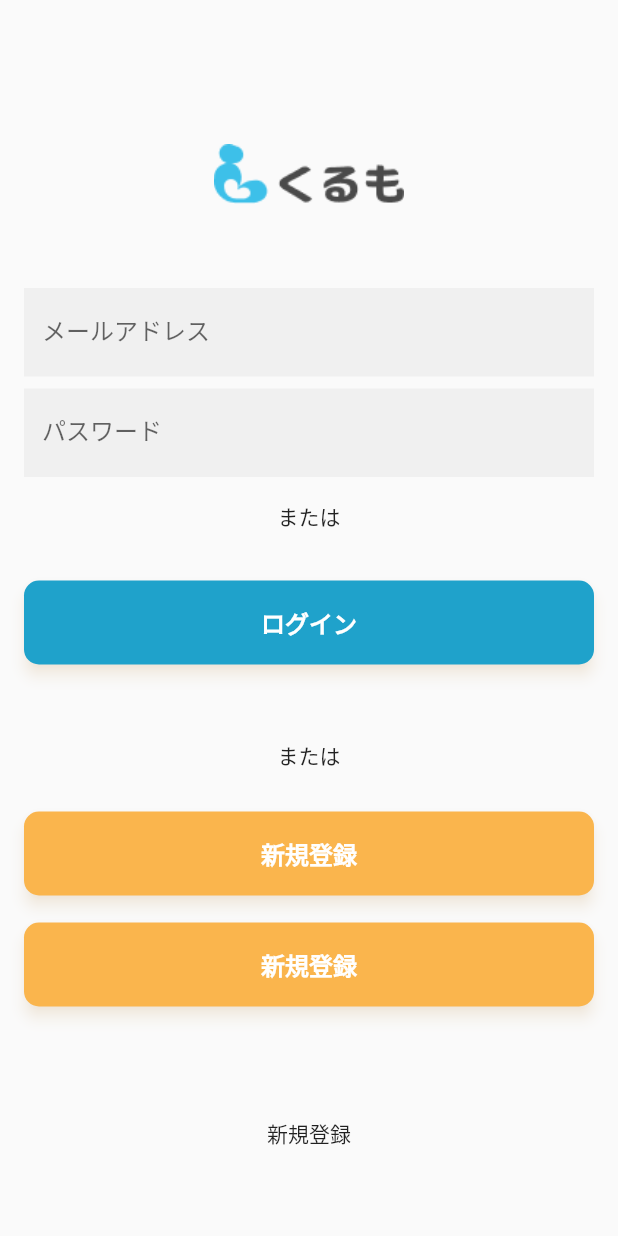
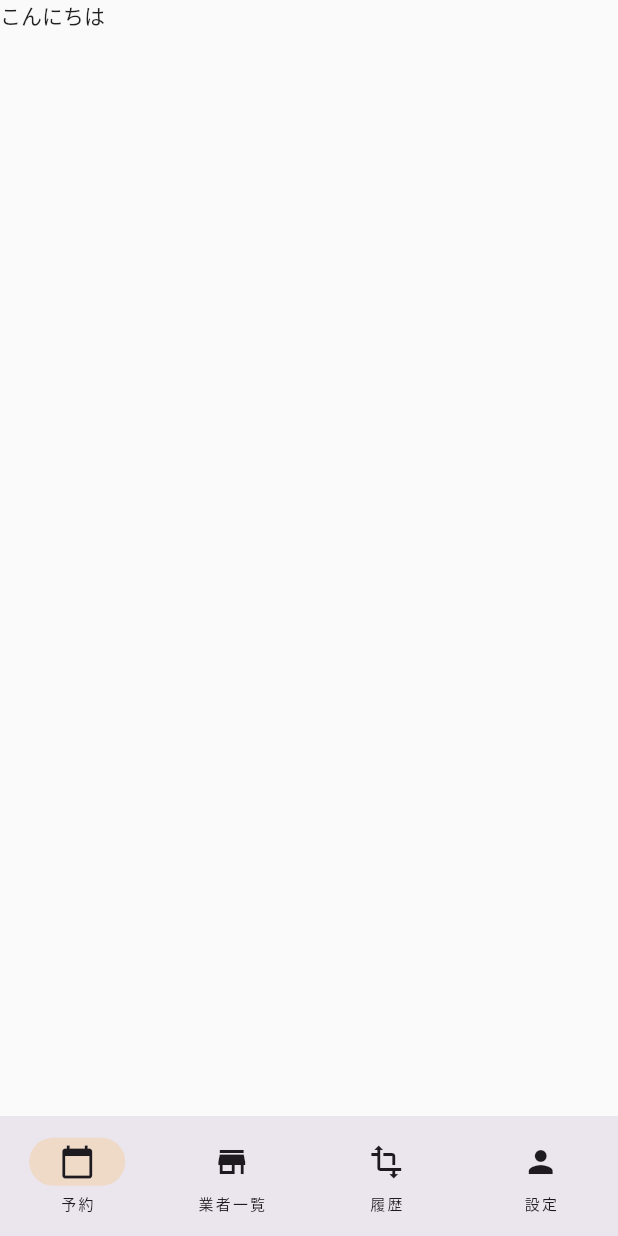
Before and after one commit to yuuya-1205/kurumo, a Flutter app: the screen it shows after launch, on a phone screen of 412 x 824 dp. Run offline on Flutter 3.47's test engine with Material 3 defaults, Android fonts, the phone set to English and light mode, and no system bars; our stand-ins replace cloud_firestore, firebase_auth, firebase_core, flutter_hooks, freezed_annotation, go_router and 2 more; accounts and stored records are empty.

Commit message:
feat: ページ作成

```diff
--- a/lib/config/router_provider.dart
+++ b/lib/config/router_provider.dart
@@ -1,18 +1,105 @@
+import 'dart:developer';
+
+import 'package:firebase_auth/firebase_auth.dart';
 import 'package:flutter/material.dart';
 import 'package:go_router/go_router.dart';
+import 'package:kurumo/feature/auth/provider/auth_provider.dart';
 import 'package:kurumo/feature/auth/widget/login_page.dart';
 import 'package:kurumo/feature/auth/widget/selected_page.dart';
 import 'package:kurumo/feature/auth/widget/send_email_page.dart';
 import 'package:kurumo/feature/auth/widget/user_register_page.dart';
 import 'package:kurumo/feature/auth/widget/vender_register_page.dart';
+import 'package:kurumo/feature/history/view/histry_page.dart';
+import 'package:kurumo/feature/reservation/view/reservation_page.dart';
+import 'package:kurumo/feature/set_up/view/set_up_page.dart';
+import 'package:kurumo/feature/top_page.dart';
+import 'package:kurumo/feature/vender/view/vender_list_page.dart';
+import 'package:kurumo/home_page.dart';
 import 'package:riverpod/riverpod.dart';
 
+///最初のページってこと？
+///ここにリダイレクト処理をかく
+/// uidがあったらTopPageに遷移する。
+///入ってくるpathがわかる
+///stateにpath情報が含まれている。
+///
+///ログイン状態に
+///行かせたいものに
+///ログイン済みか判定してreturn /login_pageみたいなイメージ
+///ログインに行く場合はログインに行かせる。
+///何もしたいのはreturn nullで表現する。
+
+///やること
+///ログインしているかどうかみる。
+///Firebaseでログイン状態かどうかわかるための方法は？
+///これを監視する。
+///
+final rootNavigatorKey = GlobalKey<NavigatorState>();
+final homeNavigatorKey = GlobalKey<NavigatorState>(debugLabel: 'home');
+final likeNavigatorKey = GlobalKey<NavigatorState>(debugLabel: 'like');
+final cartNavigatorKey = GlobalKey<NavigatorState>(debugLabel: 'cart');
+final profileNavigatorKey = GlobalKey<NavigatorState>(debugLabel: 'profile');
 final goRouterProvider = Provider(
   (ref) {
     return GoRouter(
-      ///最初のページってこと？
-
+      initialLocation: '/reservation_page',
+      navigatorKey: rootNavigatorKey,
       routes: [
+        StatefulShellRoute.indexedStack(
+            parentNavigatorKey: rootNavigatorKey,
+            builder: (context, state, navigationShell) {
+              return TopPage(navigationShell: navigationShell);
+            },
+            branches: [
+              StatefulShellBranch(
+                navigatorKey: homeNavigatorKey,
+                routes: [
+                  GoRoute(
+                    path: '/reservation_page',
+                    pageBuilder: (context, state) => NoTransitionPage(
+                      key: state.pageKey,
+                      child: const ReservationPage(),
+                    ),
+                  ),
+                ],
+              ),
+              // likeブランチ
+              StatefulShellBranch(
+                routes: [
+                  GoRoute(
+                    path: '/vender_list_page',
+                    pageBuilder: (context, state) => NoTransitionPage(
+                      key: state.pageKey,
+                      child: const VenderListPage(),
+                    ),
+                  ),
+                ],
+              ),
+              // cartブランチ
+              StatefulShellBranch(
+                routes: [
+                  GoRoute(
+                    path: '/history_page',
+                    pageBuilder: (context, state) => NoTransitionPage(
+                      key: state.pageKey,
+                      child: const HistoryPage(),
+                    ),
+                  ),
+                ],
+              ),
+              // profileブランチ
+              StatefulShellBranch(
+                routes: [
+                  GoRoute(
+                    path: '/set_up_page',
+                    pageBuilder: (context, state) => NoTransitionPage(
+                      key: state.pageKey,
+                      child: const SetUpPage(),
+                    ),
+                  ),
+                ],
+              ),
+            ]),
         GoRoute(
           path: '/',
           builder: (context, state) {
@@ -43,13 +130,40 @@ final goRouterProvider = Provider(
             return const UserRegisterPage();
           },
         ),
-        GoRoute(
-          path: '/top_page',
-          builder: (context, state) {
-            return const UserRegisterPage();
-          },
-        ),
       ],
+
+      ///やりたいこと
+      ///現在の状態を監視して遷移先を変えたい。
+      ///ログインしていたらtop_pageへ
+      ///
+      ///状態を監視するものを作る。
+      ///FirebaseAuthにuserがあるかnullか？
+      ///userがあったらtop_page
+      ///nullならlogin_page
+      redirect: (context, state) {
+        final user = ref.watch(firebaseAuthProvider);
+        print(user);
+        if (user == null) {
+          state.fullPath == '/';
+        } else {
+          state.fullPath == '/top_page';
+        }
+        print(state.fullPath);
+        log("path: ${state.path}");
+
+        ///現在、どのページにいるか
+        log("matchedLocation: ${state.matchedLocation}");
+        log("uri: ${state.uri}");
+        // FirebaseAuth.instance.authStateChanges().listen((user) {});
+
+        ///聞く。
+        ///streamを聴く。変更があった場合、最新のユーザーが流れていく。
+        ///最新の情報が入ってきたときに
+        print(FirebaseAuth.instance.authStateChanges().listen((user) {
+          print(user?.email ?? '');
+        }));
+        return null;
+      },
     );
   },
 );
--- a/lib/feature/auth/widget/vender_register_page.dart
+++ b/lib/feature/auth/widget/vender_register_page.dart
@@ -69,9 +69,9 @@ class _VenderRegisterPageState extends ConsumerState<VenderRegisterPage> {
             PrimaryButton(
               label: '確認メールを送信',
               onPressed: () {
-                FirebaseAuth.instance.createUserWithEmailAndPassword(
-                    email: emailController.text,
-                    password: passwordController.text);
+                // FirebaseAuth.instance.createUserWithEmailAndPassword(
+                //     email: emailController.text,
+                //     password: passwordController.text);
                 const path = '/send_email_page';
                 context.go(path);
               },
--- /dev/null
+++ b/lib/feature/reservation/view/reservation_page.dart
@@ -0,0 +1,17 @@
+import 'package:flutter/material.dart';
+import 'package:hooks_riverpod/hooks_riverpod.dart';
+
+class ReservationPage extends ConsumerStatefulWidget {
+  const ReservationPage({super.key});
+
+  @override
+  ConsumerState<ConsumerStatefulWidget> createState() =>
+      _ReservationPageState();
+}
+
+class _ReservationPageState extends ConsumerState<ReservationPage> {
+  @override
+  Widget build(BuildContext context) {
+    return const Text('こんにちは');
+  }
+}
--- /dev/null
+++ b/lib/feature/top_page.dart
@@ -0,0 +1,38 @@
+import 'package:flutter/material.dart';
+import 'package:go_router/go_router.dart';
+import 'package:hooks_riverpod/hooks_riverpod.dart';
+
+class TopPage extends ConsumerWidget {
+  const TopPage({
+    super.key,
+    required this.navigationShell,
+  });
+
+  final StatefulNavigationShell navigationShell;
+
+  @override
+  Widget build(BuildContext context, WidgetRef ref) {
+    return Scaffold(
+      body: navigationShell,
+      bottomNavigationBar: NavigationBar(
+        selectedIndex: navigationShell.currentIndex,
+        destinations: const [
+          NavigationDestination(icon: Icon(Icons.calendar_today), label: '予約'),
+          NavigationDestination(icon: Icon(Icons.store), label: '業者一覧'),
+          NavigationDestination(
+              icon: Icon(Icons.transform_outlined), label: '履歴'),
+          NavigationDestination(icon: Icon(Icons.person), label: '設定'),
+        ],
+        onDestinationSelected: (index) {
+          navigationShell.goBranch(
+            index,
+            initialLocation: index == navigationShell.currentIndex,
+          );
+        },
+      ),
+    );
+
+    ///GoRouterを用いてたぶを表示したい。
+    ///下のやつ
+  }
+}
```
Also changed, not shown: lib/feature/auth/provider/auth_provider.dart (+5 -2 lines), lib/feature/auth/widget/user_register_page.dart (+36 -7 lines), lib/feature/history/view/histry_page.dart (added, +16 -0 lines), lib/feature/set_up/view/set_up_page.dart (added, +16 -0 lines), lib/feature/vender/view/vender_list_page.dart (added, +16 -0 lines), lib/home_page.dart (added, +16 -0 lines).
